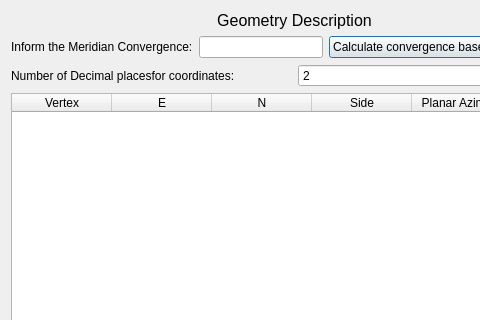
Before: the Qt Designer form azimuthsAndDistances/ui_azimuthsAndDistances.ui in lcoandrade/AzimuthDistanceCalculator, drawn with Qt 5; both pictures show x 0 to 480 and y 0 to 320 of the 589 by 405 pixel window.
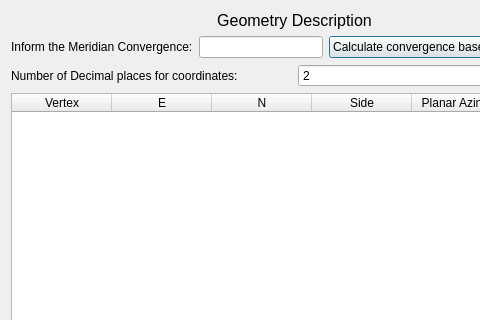
After: the same form once the commit is applied.

```diff
--- a/azimuthsAndDistances/ui_azimuthsAndDistances.ui
+++ b/azimuthsAndDistances/ui_azimuthsAndDistances.ui
@@ -63,7 +63,7 @@
      <item>
       <widget class="QLabel" name="label_3">
        <property name="text">
-        <string>Number of Decimal placesfor coordinates:</string>
+        <string>Number of Decimal places for coordinates:</string>
        </property>
       </widget>
      </item>
```
